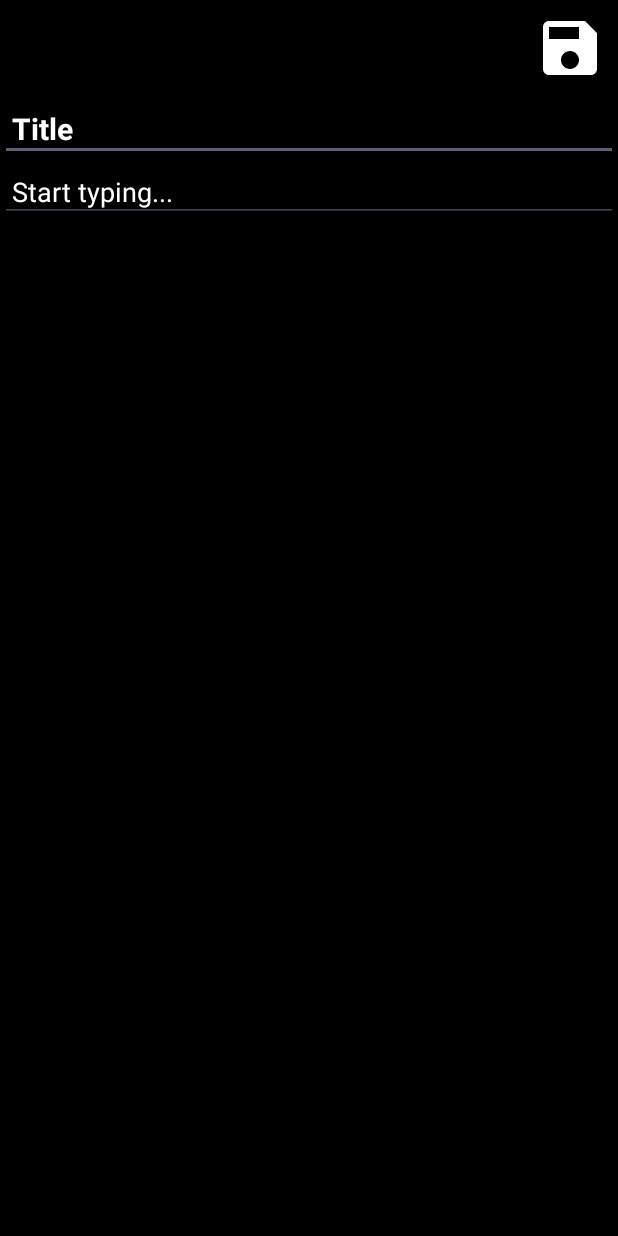
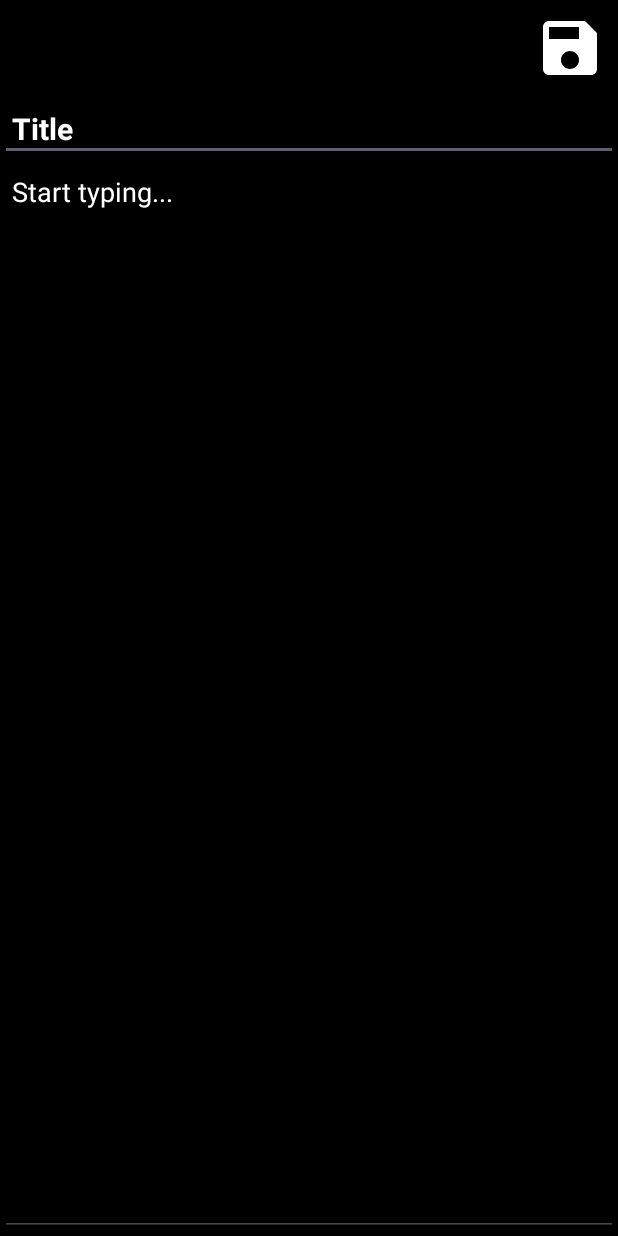
Before and after one commit to pruthiraj-11/Notes, an Android app: the NotesAdder screen opened directly, with no data from a screen before it, on a phone screen of 412 x 824 dp. Run offline under Robolectric (Android 15) with nearby library versions, the light colour scheme and no system bars; our stand-ins replace Room's generated code.

Commit message:
Layout change

```diff
--- a/app/src/main/res/layout/activity_notes_adder.xml
+++ b/app/src/main/res/layout/activity_notes_adder.xml
@@ -41,10 +41,11 @@
     <EditText
         android:id="@+id/editText_notes"
         android:layout_width="match_parent"
-        android:layout_height="wrap_content"
+        android:layout_height="match_parent"
+        android:gravity="start"
         android:hint="Start typing..."
+        android:inputType="text|textMultiLine"
         android:padding="8dp"
-        android:inputType="text|textMultiLine"
         android:textColor="@color/white"
         android:textColorHint="@color/white"
         android:textSize="18sp"
```
